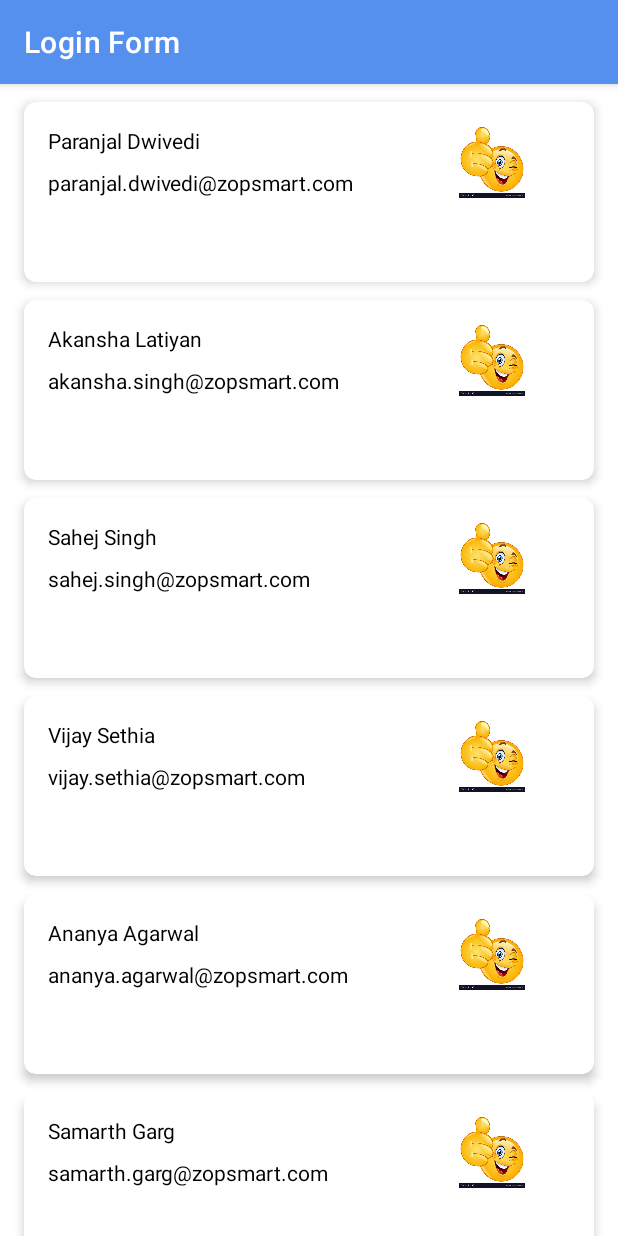
After one commit to paranjalzopsmart/Zop-Projects, an Android app: the fragment FragmentRecycler placed in its activity, on a phone screen of 412 x 824 dp. The commit adds this screen. Run offline under Robolectric (Android 15) with nearby library versions, the phone set to English and light mode, and no system bars.

Commit message:
Implemented Recycler View in Login Form

```diff
--- a/SigninPageusingViewModel/app/build.gradle
+++ b/SigninPageusingViewModel/app/build.gradle
@@ -41,7 +41,10 @@ dependencies {
     implementation 'com.google.android.material:material:1.5.0'
     implementation 'androidx.constraintlayout:constraintlayout:2.1.3'
     implementation 'androidx.legacy:legacy-support-v4:1.0.0'
+    implementation 'com.google.android.gms:play-services-fido:18.1.0'
     testImplementation 'junit:junit:4.13.2'
     androidTestImplementation 'androidx.test.ext:junit:1.1.3'
     androidTestImplementation 'androidx.test.espresso:espresso-core:3.4.0'
+    implementation 'androidx.cardview:cardview:1.0.0'
+    implementation "androidx.recyclerview:recyclerview:1.1.0"
 }
--- /dev/null
+++ b/SigninPageusingViewModel/app/src/main/java/com/example/signinpageusingviewmodel/FragmentRecycler.kt
@@ -0,0 +1,44 @@
+package com.example.signinpageusingviewmodel
+
+import android.os.Bundle
+import android.util.Log
+import android.view.LayoutInflater
+import android.view.View
+import android.view.ViewGroup
+import androidx.fragment.app.Fragment
+import androidx.recyclerview.widget.LinearLayoutManager
+import androidx.recyclerview.widget.RecyclerView
+import com.example.signinpageusingviewmodel.databinding.FragmentRecyclerBinding
+import com.example.signinpageusingviewmodel.databinding.FragmentSigninBinding
+
+
+public final class FragmentRecycler : Fragment(R.layout.fragment_recycler) {
+    var dataName:List<List<String>> = listOf(listOf("Paranjal Dwivedi", "paranjal.dwivedi@zopsmart.com"), listOf("Akansha Latiyan", "akansha.singh@zopsmart.com"), listOf("Sahej Singh", "sahej.singh@zopsmart.com"), listOf("Vijay Sethia", "vijay.sethia@zopsmart.com"), listOf("Ananya Agarwal", "ananya.agarwal@zopsmart.com"), listOf("Samarth Garg", "samarth.garg@zopsmart.com"), listOf("Akash Gupta", "Akash.gupta@zopsmart.com"),
+        listOf("Manmohan Kumar", "manmohan.singh@zopsmart.com"), listOf("Divya R", "divya.r@zopsmart.com"), listOf("Narendran Anil", "Narendran.anil@zopsmart.com") )
+
+    lateinit var binding: FragmentRecyclerBinding
+    var layoutManager: RecyclerView.LayoutManager?=null
+
+
+    var adapter: RecyclerView.Adapter<dataAdapter.ViewHolder>?=null
+
+    override fun onCreateView(
+        inflater: LayoutInflater,
+        container: ViewGroup?,
+        savedInstanceState: Bundle?
+    ): View? {
+        binding= FragmentRecyclerBinding.inflate(layoutInflater)
+        return binding.root
+    }
+
+
+    override fun onViewCreated(view: View, savedInstanceState: Bundle?) {
+        super.onViewCreated(view, savedInstanceState)
+        Log.d("adapter", dataName.size.toString())
+        binding.recycler.apply {
+            layoutManager= LinearLayoutManager(activity)
+            adapter=dataAdapter(dataName)
+        }
+    }
+
+}
--- a/SigninPageusingViewModel/app/src/main/java/com/example/signinpageusingviewmodel/SigninFragment.kt
+++ b/SigninPageusingViewModel/app/src/main/java/com/example/signinpageusingviewmodel/SigninFragment.kt
@@ -1,6 +1,5 @@
 package com.example.signinpageusingviewmodel
 
-import android.content.Intent
 import android.os.Bundle
 import android.util.Log
 import androidx.fragment.app.Fragment
@@ -8,7 +7,6 @@ import android.view.LayoutInflater
 import android.view.View
 import android.view.ViewGroup
 import androidx.lifecycle.ViewModelProvider
-import com.example.signinpageusingviewmodel.databinding.ActivityMainBinding
 import com.example.signinpageusingviewmodel.databinding.FragmentSigninBinding
 
 class SigninFragment : Fragment() {
@@ -23,7 +21,7 @@ class SigninFragment : Fragment() {
     ): View? {
         Log.i("GameFragment", "Called ViewModelProvider.get")
 
-        val secondfrag = successFragment()
+        val secondfrag = FragmentRecycler()
         binding = FragmentSigninBinding.inflate(layoutInflater)
         (binding.root)
 
--- /dev/null
+++ b/SigninPageusingViewModel/app/src/main/java/com/example/signinpageusingviewmodel/dataAdapter.kt
@@ -0,0 +1,42 @@
+package com.example.signinpageusingviewmodel
+
+import android.view.LayoutInflater
+import android.view.View
+import android.view.ViewGroup
+import android.widget.ImageView
+import android.widget.TextView
+import androidx.recyclerview.widget.RecyclerView
+import com.google.android.gms.fido.fido2.api.common.RequestOptions
+
+class dataAdapter(private val mList: List<List<String>>): RecyclerView.Adapter<dataAdapter.ViewHolder>() {
+
+    override fun onCreateViewHolder(parent: ViewGroup, viewType: Int): ViewHolder {
+        val view = LayoutInflater.from(parent.context)
+            .inflate(R.layout.datalist, parent, false)
+        return  ViewHolder(view)
+    }
+
+    override fun onBindViewHolder(holder: ViewHolder, position: Int) {
+        //val dataViewModel = mList[position]
+        holder.textView.text = mList[position][0]
+        holder.textView1.text = mList[position][1]
+        //holder.imageView.setImageResource(dataViewModel.image)
+    }
+
+    override fun getItemCount(): Int {
+        return mList.size
+    }
+
+
+
+    class ViewHolder(ItemView: View): RecyclerView.ViewHolder(ItemView) {
+
+        val textView: TextView = itemView.findViewById(R.id.empName)
+        //val imageView: ImageView = itemView.findViewById(R.id.empImg)
+        val textView1: TextView = itemView.findViewById(R.id.empEmail)
+
+    }
+
+
+
+}
--- /dev/null
+++ b/SigninPageusingViewModel/app/src/main/java/com/example/signinpageusingviewmodel/dataViewModel.kt
@@ -0,0 +1,5 @@
+package com.example.signinpageusingviewmodel
+
+class dataViewModel(val text: String, val image:Int, val text1: String) {
+
+}
--- a/SigninPageusingViewModel/app/src/main/java/com/example/signinpageusingviewmodel/successFragment.kt
+++ /dev/null
@@ -1,18 +0,0 @@
-package com.example.signinpageusingviewmodel
-
-import android.os.Bundle
-import androidx.fragment.app.Fragment
-import android.view.LayoutInflater
-import android.view.View
-import android.view.ViewGroup
-
-
-public final class successFragment : Fragment(R.layout.fragment_success) {
-
-    override fun onCreate(savedInstanceState: Bundle?) {
-        super.onCreate(savedInstanceState)
-
-        getActivity()?.setTitle("Successfully Login");
-
-    }
-}
--- /dev/null
+++ b/SigninPageusingViewModel/app/src/main/res/layout/datalist.xml
@@ -0,0 +1,77 @@
+<?xml version="1.0" encoding="utf-8"?>
+<androidx.cardview.widget.CardView xmlns:android="http://schemas.android.com/apk/res/android"
+    android:layout_width="match_parent"
+    android:layout_height="120dp"
+    xmlns:app="http://schemas.android.com/apk/res-auto"
+    xmlns:card_view="http://schemas.android.com/tools"
+    android:id="@+id/card"
+    app:cardCornerRadius="8dp"
+    android:background="@color/white"
+    card_view:cardCornerRadius="8dp"
+    card_view:contentPadding="10dp"
+    android:layout_marginTop="12dp"
+    android:layout_marginLeft="16dp"
+    android:layout_marginRight="16dp"
+    android:elevation="10dp"
+    app:cardElevation="4dp"
+    app:cardBackgroundColor="@color/white"
+    android:clickable="true">
+
+    <RelativeLayout
+        android:layout_width="match_parent"
+        android:layout_height="wrap_content"
+        >
+
+        <LinearLayout
+            android:layout_width="match_parent"
+            android:layout_height="wrap_content"
+
+            >
+
+
+            <TextView
+                android:id="@+id/empName"
+                android:layout_width="172dp"
+                android:layout_height="24dp"
+                android:layout_marginStart="16dp"
+                android:layout_marginTop="16dp"
+                android:layout_marginEnd="68dp"
+                android:text="My Name"
+                android:textColor="@color/black"
+                android:gravity="top"/>
+
+           <ImageView
+               android:id="@+id/empImg"
+               android:layout_width="80dp"
+               android:layout_height="48dp"
+               android:src="@drawable/success"
+               android:layout_marginStart="16dp"
+               android:layout_marginTop="16dp"
+               android:layout_marginEnd="48dp"
+               />
+
+        </LinearLayout>
+
+
+        <LinearLayout
+            android:layout_width="match_parent"
+            android:layout_height="wrap_content">
+
+            <TextView
+                android:id="@+id/empEmail"
+                android:layout_width="wrap_content"
+                android:layout_height="24dp"
+                android:layout_marginStart="16dp"
+                android:layout_marginTop="44dp"
+                android:layout_marginEnd="16dp"
+                android:layout_marginBottom="16dp"
+                android:gravity="top"
+                android:text="Email id"
+                android:textColor="@color/black"/>
+
+
+    </LinearLayout>
+
+    </RelativeLayout>
+
+</androidx.cardview.widget.CardView>
--- /dev/null
+++ b/SigninPageusingViewModel/app/src/main/res/layout/fragment_recycler.xml
@@ -0,0 +1,29 @@
+<?xml version="1.0" encoding="utf-8"?>
+<FrameLayout xmlns:android="http://schemas.android.com/apk/res/android"
+    xmlns:app="http://schemas.android.com/apk/res-auto"
+    xmlns:tools="http://schemas.android.com/tools"
+    android:layout_width="match_parent"
+    android:layout_height="match_parent"
+    tools:context=".FragmentRecycler">
+
+
+
+    <androidx.constraintlayout.widget.ConstraintLayout
+        android:layout_width="match_parent"
+        android:layout_height="match_parent">
+
+
+        <androidx.recyclerview.widget.RecyclerView
+            android:id="@+id/recycler"
+            android:layout_width="0dp"
+            android:layout_height="0dp"
+            app:layout_constraintTop_toTopOf="parent"
+            app:layout_constraintStart_toStartOf="parent"
+            app:layout_constraintBottom_toBottomOf="parent"
+            app:layout_constraintEnd_toEndOf="parent"
+            />
+
+
+    </androidx.constraintlayout.widget.ConstraintLayout>
+
+</FrameLayout>
--- a/SigninPageusingViewModel/app/src/main/res/layout/fragment_success.xml
+++ /dev/null
@@ -1,15 +0,0 @@
-<?xml version="1.0" encoding="utf-8"?>
-<FrameLayout xmlns:android="http://schemas.android.com/apk/res/android"
-    xmlns:app="http://schemas.android.com/apk/res-auto"
-    xmlns:tools="http://schemas.android.com/tools"
-    android:layout_width="match_parent"
-    android:layout_height="match_parent"
-    tools:context=".successFragment">
-
-
-    <ImageView
-        android:id="@+id/imgSuccess"
-        android:layout_width="wrap_content"
-        android:layout_height="wrap_content"
-        android:src="@drawable/success" />
-</FrameLayout>
--- a/SigninPageusingViewModel/app/src/main/res/values/strings.xml
+++ b/SigninPageusingViewModel/app/src/main/res/values/strings.xml
@@ -1,5 +1,5 @@
 <resources>
-    <string name="app_name">Signin Page using View Model</string>
+    <string name="app_name">Login Form</string>
     <!-- TODO: Remove or change this placeholder text -->
     <string name="hello_blank_fragment">Hello blank fragment</string>
 </resources>
```
